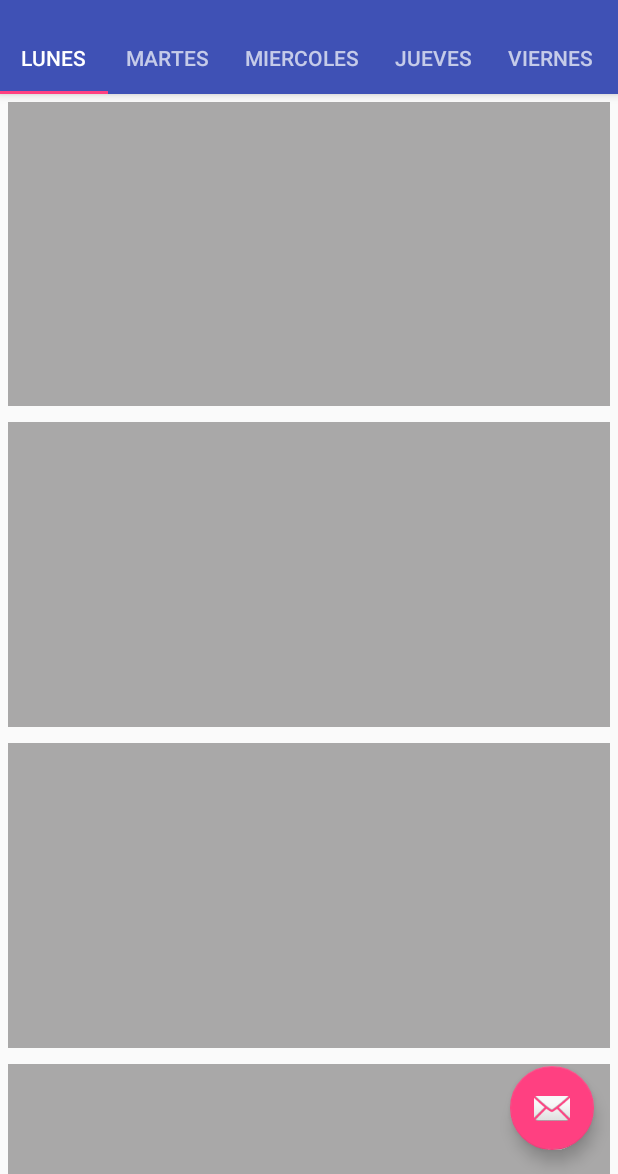
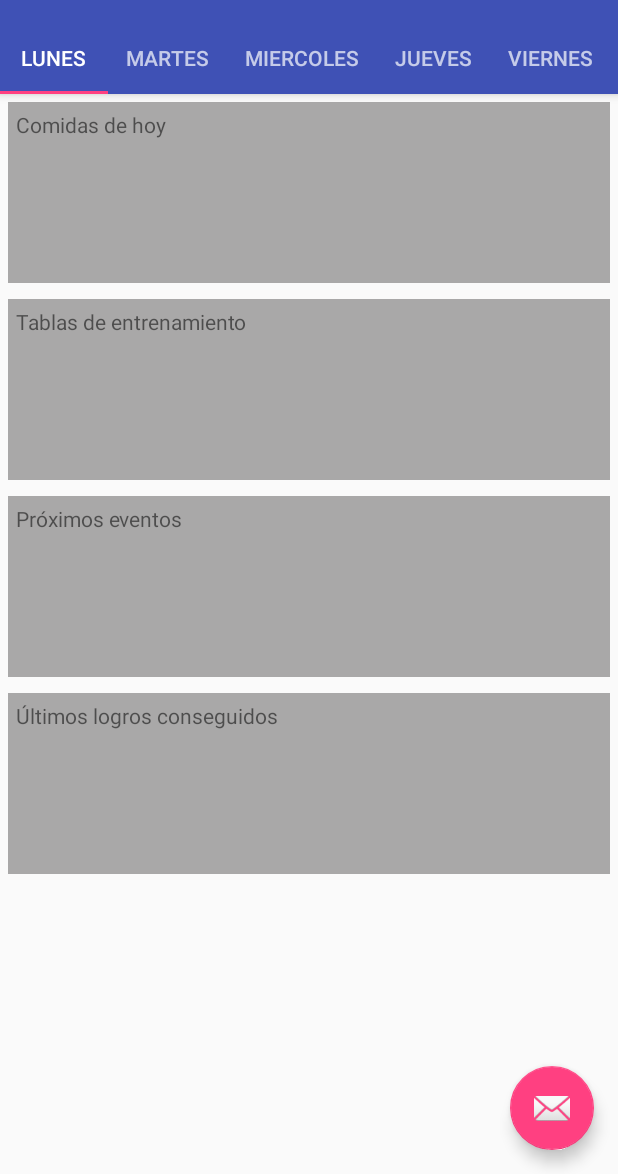
Before and after one commit to AlbaFontaneda/never-give-app, an Android app: the screen it shows after launch (MainActivity), on a phone screen of 412 x 824 dp, the part 62-1236 px from its top. Run offline under Robolectric (Android 15) with nearby library versions, the phone set to English and light mode, and no system bars.

Commit message:
Interfaz version 1.2

```diff
--- a/app/src/main/res/layout/content_main.xml
+++ b/app/src/main/res/layout/content_main.xml
@@ -10,65 +10,140 @@
     tools:context="com.rigobertosl.nevergiveapp.MainActivity"
     android:orientation="vertical">
 
+    <ScrollView
+        android:layout_width="match_parent"
+        android:layout_height="match_parent"
+        android:orientation="vertical">
+
         <TableLayout
             android:layout_width="match_parent"
-        android:layout_height="match_parent"
-        android:weightSum="100">
+            android:layout_height="match_parent">
 
             <TableRow
                 android:layout_width="match_parent"
-            android:layout_height="60dp"
-            android:layout_weight="30"
+                android:layout_height="match_parent"
                 android:background="@color/colorRow"
                 android:layout_marginTop="5dp"
                 android:layout_marginBottom="5dp"
                 android:layout_marginLeft="5dp"
                 android:layout_marginRight="5dp">
+                <LinearLayout
+                    android:id="@+id/encabezado1"
+                    android:layout_width="match_parent"
+                    android:layout_height="wrap_content"
+                    android:orientation="vertical">
+                    <TextView
+                        android:id="@+id/texto_encabezado1"
+                        android:layout_height="match_parent"
+                        android:layout_width="match_parent"
+                        android:text="@string/comidas_hoy"
+                        android:layout_marginTop="5dp"
+                        android:layout_marginBottom="5dp"
+                        android:layout_marginLeft="5dp"
+                        android:layout_marginRight="5dp"/>
+                    <TextView
+                        android:layout_width="match_parent"
+                        android:layout_height="80dp"
+                        android:layout_marginTop="5dp"
+                        android:layout_marginBottom="5dp"
+                        android:layout_marginLeft="5dp"
+                        android:layout_marginRight="5dp"/>
+                </LinearLayout>
             </TableRow>
             <TableRow
                 android:layout_width="match_parent"
-            android:layout_height="60dp"
-            android:layout_weight="30"
+                android:layout_height="match_parent"
                 android:background="@color/colorRow"
                 android:layout_marginTop="5dp"
                 android:layout_marginBottom="5dp"
                 android:layout_marginLeft="5dp"
                 android:layout_marginRight="5dp">
+                <LinearLayout
+                    android:id="@+id/encabezado2"
+                    android:layout_width="match_parent"
+                    android:layout_height="wrap_content"
+                    android:orientation="vertical">
+                    <TextView
+                        android:id="@+id/texto_encabezado2"
+                        android:layout_height="match_parent"
+                        android:layout_width="match_parent"
+                        android:text="@string/tablas_entrenamiento"
+                        android:layout_marginTop="5dp"
+                        android:layout_marginBottom="5dp"
+                        android:layout_marginLeft="5dp"
+                        android:layout_marginRight="5dp"/>
+                    <TextView
+                        android:layout_width="match_parent"
+                        android:layout_height="80dp"
+                        android:layout_marginTop="5dp"
+                        android:layout_marginBottom="5dp"
+                        android:layout_marginLeft="5dp"
+                        android:layout_marginRight="5dp"/>
+                </LinearLayout>
             </TableRow>
             <TableRow
                 android:layout_width="match_parent"
-            android:layout_height="60dp"
-            android:layout_weight="30"
+                android:layout_height="match_parent"
                 android:background="@color/colorRow"
                 android:layout_marginTop="5dp"
                 android:layout_marginBottom="5dp"
                 android:layout_marginLeft="5dp"
                 android:layout_marginRight="5dp">
+                <LinearLayout
+                    android:id="@+id/encabezado3"
+                    android:layout_width="match_parent"
+                    android:layout_height="wrap_content"
+                    android:orientation="vertical">
+                    <TextView
+                        android:id="@+id/texto_encabezado3"
+                        android:layout_height="match_parent"
+                        android:layout_width="match_parent"
+                        android:text="@string/proximos_eventos"
+                        android:layout_marginTop="5dp"
+                        android:layout_marginBottom="5dp"
+                        android:layout_marginLeft="5dp"
+                        android:layout_marginRight="5dp"/>
+                    <TextView
+                        android:layout_width="match_parent"
+                        android:layout_height="80dp"
+                        android:layout_marginTop="5dp"
+                        android:layout_marginBottom="5dp"
+                        android:layout_marginLeft="5dp"
+                        android:layout_marginRight="5dp"/>
+                </LinearLayout>
             </TableRow>
             <TableRow
                 android:layout_width="match_parent"
-            android:layout_height="60dp"
-            android:layout_weight="30"
+                android:layout_height="match_parent"
                 android:background="@color/colorRow"
                 android:layout_marginTop="5dp"
                 android:layout_marginBottom="5dp"
                 android:layout_marginLeft="5dp"
                 android:layout_marginRight="5dp">
+                <LinearLayout
+                    android:id="@+id/encabezado4"
+                    android:layout_width="match_parent"
+                    android:layout_height="wrap_content"
+                    android:orientation="vertical">
+                    <TextView
+                        android:id="@+id/texto_encabezado4"
+                        android:layout_height="match_parent"
+                        android:layout_width="match_parent"
+                        android:text="@string/ultimos_logros"
+                        android:layout_marginTop="5dp"
+                        android:layout_marginBottom="5dp"
+                        android:layout_marginLeft="5dp"
+                        android:layout_marginRight="5dp"/>
+                    <TextView
+                        android:layout_width="match_parent"
+                        android:layout_height="80dp"
+                        android:layout_marginTop="5dp"
+                        android:layout_marginBottom="5dp"
+                        android:layout_marginLeft="5dp"
+                        android:layout_marginRight="5dp"/>
+                </LinearLayout>
             </TableRow>
 
-
-            <!--<Button
-                android:layout_height="match_parent"
-                android:layout_width="match_parent"
-                android:text="Show">
-            </Button>
-            <Button
-                android:layout_height="match_parent"
-                android:layout_width="match_parent"
-                android:text="Change">
-            </Button-->
-
-
         </TableLayout>
-
+    </ScrollView>
 </LinearLayout>
--- a/app/src/main/res/values/strings.xml
+++ b/app/src/main/res/values/strings.xml
@@ -3,6 +3,9 @@
 
     <string name="navigation_drawer_open">Open navigation drawer</string>
     <string name="navigation_drawer_close">Close navigation drawer</string>
-
     <string name="action_settings">Settings</string>
+    <string name="tablas_entrenamiento">Tablas de entrenamiento</string>
+    <string name="comidas_hoy">Comidas de hoy</string>
+    <string name="proximos_eventos">Próximos eventos</string>
+    <string name="ultimos_logros">Últimos logros conseguidos</string>
 </resources>
```
Lines whose indentation alone changed are shown as unchanged.
